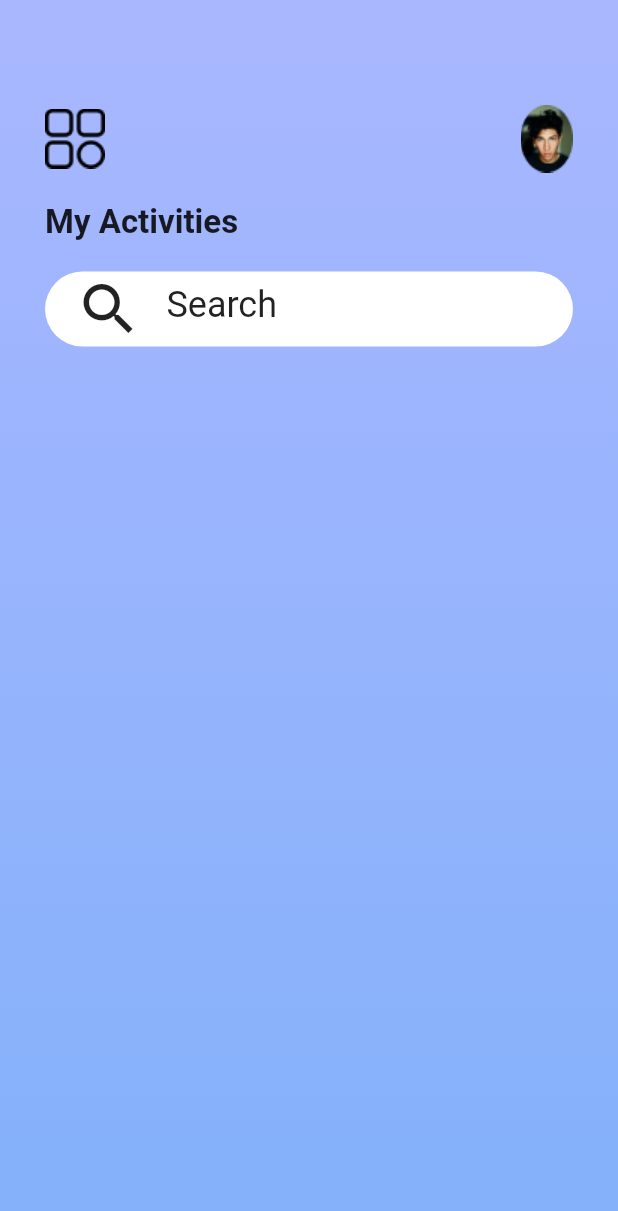
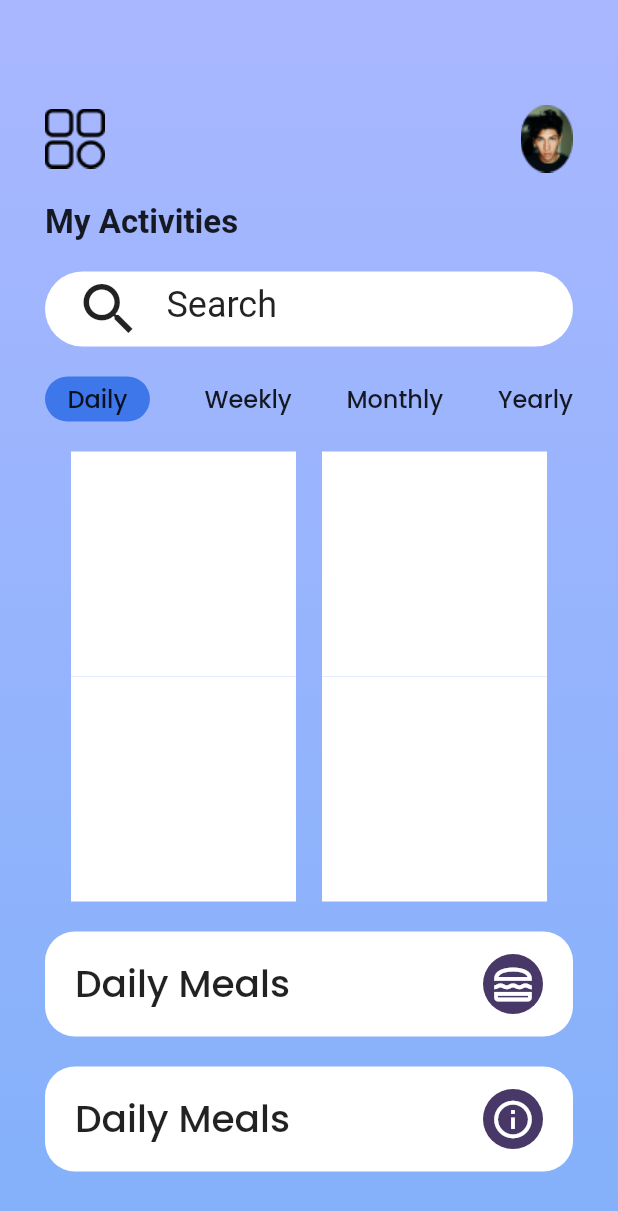
Before and after one commit to Dev-Mubashir/fittify, a Flutter app: the screen it shows after launch, after a tap on "Login", on a phone screen of 412 x 824 dp. Shown: the top 1211 px of the screen. Run offline on Flutter 3.47's test engine with Material 2 defaults, Android fonts, the phone set to English and light mode, and no system bars; our stand-ins replace google_fonts.

Commit message:
before designing grid

```diff
--- a/lib/main.dart
+++ b/lib/main.dart
@@ -12,6 +12,7 @@ class MyApp extends StatelessWidget {
   @override
   Widget build(BuildContext context) {
     return const MaterialApp(
+      debugShowCheckedModeBanner: false,
       title: 'Flutter Demo',
       // theme: ThemeData(
       //   primarySwatch: Colors.blue,
--- a/lib/myactivities.dart
+++ b/lib/myactivities.dart
@@ -1,4 +1,5 @@
 import 'package:flutter/material.dart';
+import 'package:google_fonts/google_fonts.dart';
 
 class MyActivities extends StatelessWidget {
   const MyActivities({super.key});
@@ -64,6 +65,128 @@ class MyActivities extends StatelessWidget {
                     border: InputBorder.none,
                   ),
                 ),
+              ),
+              const SizedBox(height: 20),
+              Row(
+                mainAxisAlignment: MainAxisAlignment.spaceBetween,
+                children: [
+                  Container(
+                    padding: const EdgeInsets.fromLTRB(15, 3, 15, 3),
+                    decoration: const BoxDecoration(
+                        borderRadius: BorderRadius.all(Radius.circular(20)),
+                        color: Color.fromARGB(255, 61, 119, 234)),
+                    child: Days("Daily"),
+                  ),
+                  Days("Weekly"),
+                  Days("Monthly"),
+                  Days("Yearly"),
+                ],
+              ),
+              const SizedBox(height: 20),
+              Row(
+                mainAxisAlignment: MainAxisAlignment.spaceEvenly,
+                children: [
+                  Column(
+                    children: [
+                      Row(
+                        children: [
+                          Container(
+                            width: 150,
+                            height: 150,
+                            decoration: BoxDecoration(color: Colors.white),
+                          )
+                        ],
+                      ),
+                      Row(
+                        children: [
+                          Container(
+                            width: 150,
+                            height: 150,
+                            decoration: BoxDecoration(color: Colors.white),
+                          )
+                        ],
+                      )
+                    ],
+                  ),
+                  Column(
+                    children: [
+                      Row(
+                        children: [
+                          Container(
+                            width: 150,
+                            height: 150,
+                            decoration: BoxDecoration(color: Colors.white),
+                          )
+                        ],
+                      ),
+                      Row(
+                        children: [
+                          Container(
+                            width: 150,
+                            height: 150,
+                            decoration: BoxDecoration(color: Colors.white),
+                          )
+                        ],
+                      )
+                    ],
+                  ),
+                ],
+              ),
+              const SizedBox(height: 20),
+              Container(
+                padding: EdgeInsets.fromLTRB(20, 15, 20, 15),
+                decoration: const BoxDecoration(
+                  borderRadius: BorderRadius.all(Radius.circular(20)),
+                  color: Colors.white,
+                ),
+                child: Row(
+                  mainAxisAlignment: MainAxisAlignment.spaceBetween,
+                  children: [
+                    Text(
+                      "Daily Meals",
+                      style: GoogleFonts.poppins(
+                          fontWeight: FontWeight.w500, fontSize: 25),
+                    ),
+                    const CircleAvatar(
+                      backgroundColor: Color.fromARGB(255, 72, 56, 103),
+                      foregroundColor: Colors.white,
+                      child: Icon(
+                        Icons.lunch_dining_outlined,
+                        size: 30,
+                        weight: 10,
+                      ),
+                    ),
+                  ],
+                ),
+              ),
+              const SizedBox(
+                height: 20,
+              ),
+              Container(
+                padding: EdgeInsets.fromLTRB(20, 15, 20, 15),
+                decoration: const BoxDecoration(
+                  borderRadius: BorderRadius.all(Radius.circular(20)),
+                  color: Colors.white,
+                ),
+                child: Row(
+                  mainAxisAlignment: MainAxisAlignment.spaceBetween,
+                  children: [
+                    Text(
+                      "Daily Meals",
+                      style: GoogleFonts.poppins(
+                          fontWeight: FontWeight.w500, fontSize: 25),
+                    ),
+                    const CircleAvatar(
+                      backgroundColor: Color.fromARGB(255, 72, 56, 103),
+                      foregroundColor: Colors.white,
+                      child: Icon(
+                        Icons.info_outline,
+                        size: 30,
+                        weight: 10,
+                      ),
+                    ),
+                  ],
+                ),
               )
             ],
           ),
@@ -72,3 +195,10 @@ class MyActivities extends StatelessWidget {
     );
   }
 }
+
+Widget Days(String days) {
+  return Text(
+    days,
+    style: GoogleFonts.poppins(fontWeight: FontWeight.w500, fontSize: 16),
+  );
+}
```
Also changed, not shown: assets/icons/Info.png (added), assets/icons/Salad.png (added).
